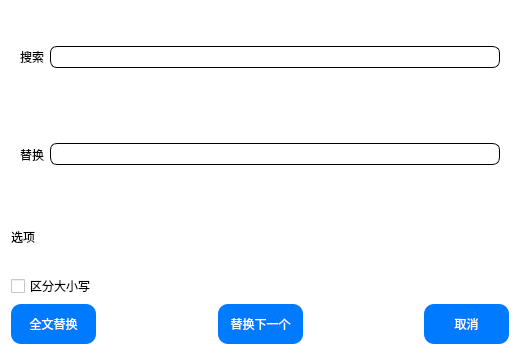
Old version of the form CEditor/replace.ui in the repository XiaoZheng2003/BIT-QT-IDE.
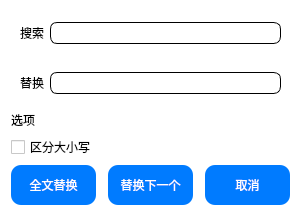
New version of the form.

```diff
--- a/CEditor/replace.ui
+++ b/CEditor/replace.ui
@@ -6,8 +6,8 @@
    <rect>
     <x>0</x>
     <y>0</y>
-    <width>520</width>
-    <height>355</height>
+    <width>301</width>
+    <height>216</height>
    </rect>
   </property>
   <property name="windowTitle">
```
Left out of the diff: 2 changed lines with no effect on the pictures.
